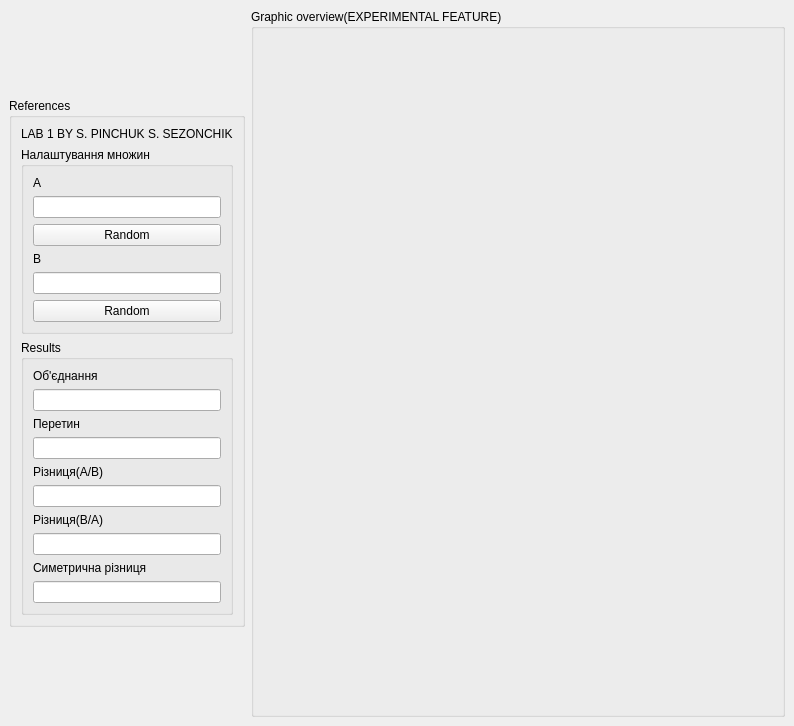
Old version of the form mainwindow.ui in the repository Magnus07/kdm-lab1.
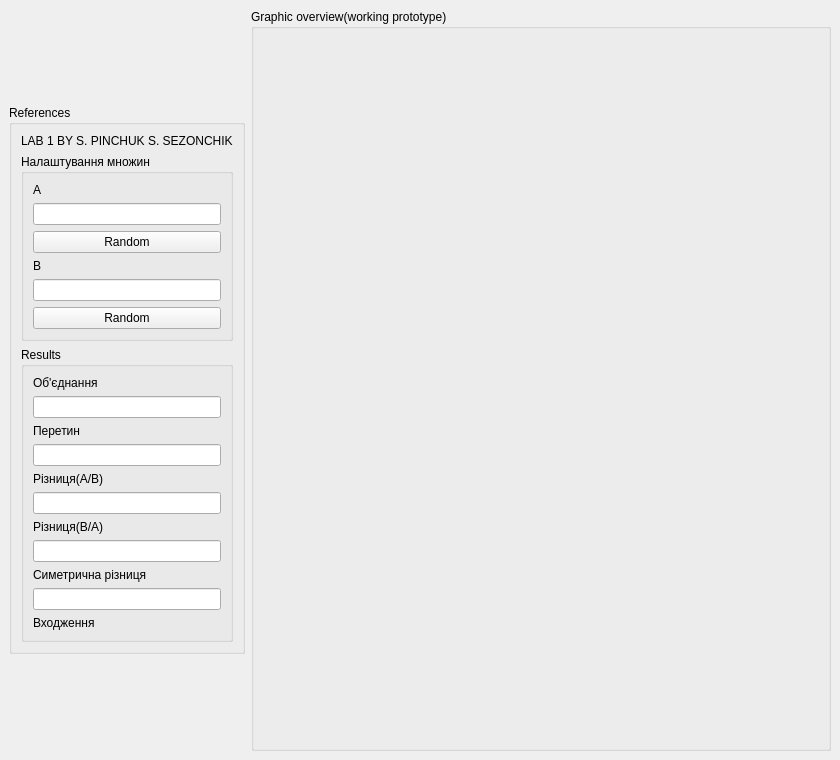
New version of the form.

Commit message: Add intersection overview & a into b

```diff
--- a/mainwindow.ui
+++ b/mainwindow.ui
@@ -6,14 +6,14 @@
    <rect>
     <x>0</x>
     <y>0</y>
-    <width>794</width>
-    <height>726</height>
+    <width>840</width>
+    <height>760</height>
    </rect>
   </property>
   <property name="minimumSize">
    <size>
-    <width>794</width>
-    <height>726</height>
+    <width>840</width>
+    <height>760</height>
    </size>
   </property>
   <property name="windowTitle">
@@ -30,7 +30,7 @@
        </sizepolicy>
       </property>
       <property name="title">
-       <string>Graphic overview(EXPERIMENTAL FEATURE)</string>
+       <string>Graphic overview(working prototype)</string>
       </property>
       <widget class="QPushButton" name="pushButton">
        <property name="geometry">
@@ -207,6 +207,13 @@
           <item>
            <widget class="QLineEdit" name="lineEdit_7"/>
           </item>
+          <item>
+           <widget class="QLabel" name="label_10">
+            <property name="text">
+             <string>Входження</string>
+            </property>
+           </widget>
+          </item>
          </layout>
         </widget>
        </item>
```
Left out of the diff: 30 changed lines with no effect on the pictures. The commit also changes 3 other files.
